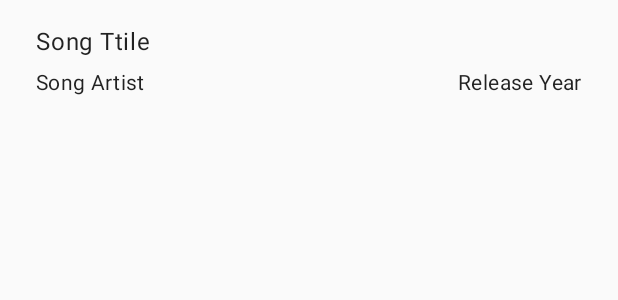
After one commit to mikeKulasinski/tooploox, an Android app: the layout song_item.xml on its own in the app's theme, with its tools: preview values and no code run, on a phone screen of 412 x 824 dp. The commit adds this screen. Shown: the top 300 px of the screen. Run offline under Robolectric (Android 15) with nearby library versions, the phone set to English and light mode, and no system bars.

Commit message:
prepared ui - look is ready

```diff
--- /dev/null
+++ b/app/src/main/res/layout/song_item.xml
@@ -0,0 +1,55 @@
+<?xml version="1.0" encoding="utf-8"?>
+
+<androidx.constraintlayout.widget.ConstraintLayout xmlns:android="http://schemas.android.com/apk/res/android"
+    xmlns:app="http://schemas.android.com/apk/res-auto"
+    xmlns:tools="http://schemas.android.com/tools"
+    android:layout_width="match_parent"
+    android:layout_height="?android:attr/listPreferredItemHeight"
+    android:layout_marginStart="16dp"
+    android:layout_marginTop="8dp"
+    android:layout_marginEnd="16dp"
+    android:layout_marginBottom="8dp">
+
+    <TextView
+        android:id="@+id/title"
+        style="@style/TextAppearance.MaterialComponents.Body1"
+        android:layout_width="wrap_content"
+        android:layout_height="wrap_content"
+        android:layout_marginStart="8dp"
+        android:layout_marginTop="8dp"
+        android:ellipsize="end"
+        android:maxLines="1"
+        android:minLines="1"
+        app:layout_constraintStart_toStartOf="parent"
+        app:layout_constraintTop_toTopOf="parent"
+        tools:text="Song Ttile" />
+
+    <TextView
+        android:id="@+id/releaseYear"
+        style="@style/TextAppearance.MaterialComponents.Body2"
+        android:layout_width="wrap_content"
+        android:layout_height="wrap_content"
+        android:layout_marginEnd="8dp"
+        android:layout_marginBottom="8dp"
+        android:ellipsize="end"
+        android:maxLines="1"
+        android:minLines="1"
+        app:layout_constraintBottom_toBottomOf="parent"
+        app:layout_constraintEnd_toEndOf="parent"
+        tools:text="Release Year" />
+
+    <TextView
+        android:id="@+id/artist"
+        style="@style/TextAppearance.MaterialComponents.Body2"
+        android:layout_width="wrap_content"
+        android:layout_height="wrap_content"
+        android:layout_marginStart="8dp"
+        android:layout_marginBottom="8dp"
+        android:ellipsize="end"
+        android:maxLines="1"
+        android:minLines="1"
+        app:layout_constraintBottom_toBottomOf="parent"
+        app:layout_constraintStart_toStartOf="parent"
+        tools:text="Song Artist" />
+
+</androidx.constraintlayout.widget.ConstraintLayout>
--- a/app/src/main/res/values/strings.xml
+++ b/app/src/main/res/values/strings.xml
@@ -1,3 +1,7 @@
 <resources>
     <string name="app_name">SongApp</string>
+    <string name="source_local">Local</string>
+    <string name="source_remote">Remote</string>
+    <string name="source_both">Both</string>
+    <string name="source_header">Choose Data Source</string>
 </resources>
```
Also changed, not shown: app/build.gradle (+16 -0 lines), app/src/main/res/layout/activity_main.xml (+61 -5 lines).
